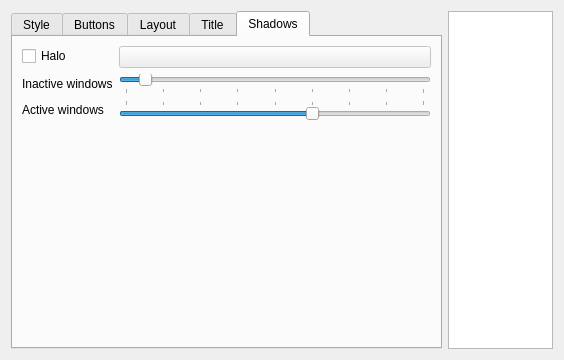
This is kwin/configdialog.ui in deiv/bespin-pkg as Qt 5 draws it before an edit. The edited form follows.
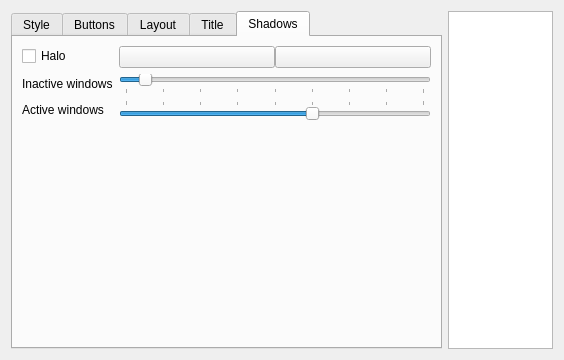
This is the edited form. The open tabs and pages were chosen to show the change. Custom widgets are drawn as their Qt base class.

Patch:
```diff
--- a/kwin/configdialog.ui
+++ b/kwin/configdialog.ui
@@ -1076,7 +1076,27 @@
       <attribute name="title">
        <string>Shadows</string>
       </attribute>
-      <layout class="QFormLayout" name="formLayout_3">
+      <layout class="QFormLayout" name="formLayout">
+       <item row="0" column="0">
+        <widget class="QCheckBox" name="halo">
+         <property name="text">
+          <string>Halo</string>
+         </property>
+        </widget>
+       </item>
+       <item row="0" column="1">
+        <layout class="QHBoxLayout" name="horizontalLayout_2">
+         <property name="spacing">
+          <number>0</number>
+         </property>
+         <item>
+          <widget class="KColorButton" name="shadowColor"/>
+         </item>
+         <item>
+          <widget class="KColorButton" name="haloColor"/>
+         </item>
+        </layout>
+       </item>
        <item row="1" column="0">
         <widget class="QLabel" name="label_18">
          <property name="text">
@@ -1165,20 +1185,6 @@
          </property>
         </widget>
        </item>
-       <item row="0" column="1">
-        <widget class="KColorButton" name="shadowColor">
-         <property name="enabled">
-          <bool>false</bool>
-         </property>
-        </widget>
-       </item>
-       <item row="0" column="0">
-        <widget class="QCheckBox" name="halo">
-         <property name="text">
-          <string>Halo</string>
-         </property>
-        </widget>
-       </item>
       </layout>
      </widget>
     </widget>
```
Left out of the diff: 148 changed lines with no effect on the pictures.
